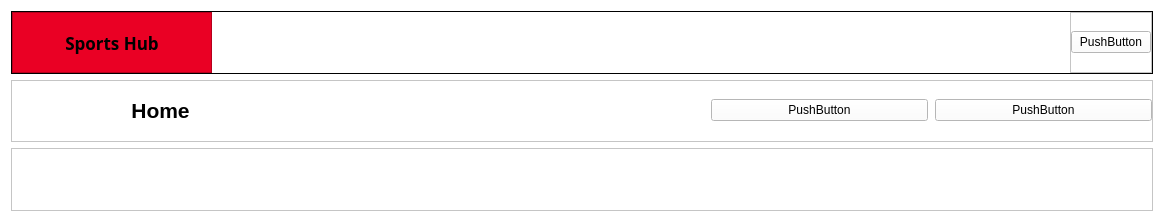
Above: client/screens/widgets/header/header.ui from kleroop/TechCourse_2022_12 before the change. Below: the same form after it.
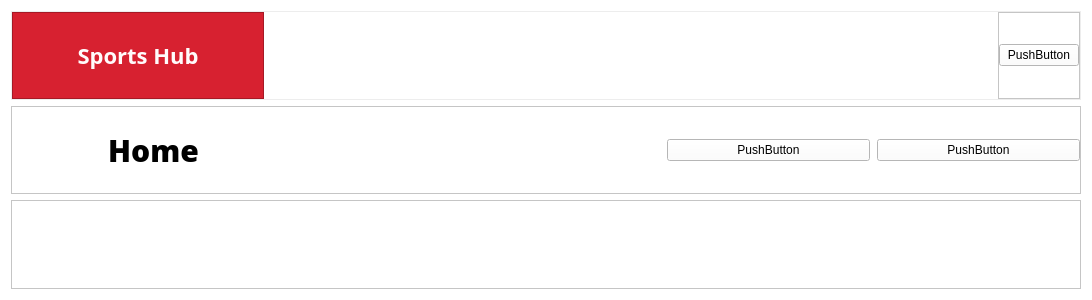
That is the form after the change. Icons and pictures are not drawn.

Patch:
```diff
--- a/client/screens/widgets/header/header.ui
+++ b/client/screens/widgets/header/header.ui
@@ -6,8 +6,8 @@
    <rect>
     <x>0</x>
     <y>0</y>
-    <width>1164</width>
-    <height>222</height>
+    <width>1092</width>
+    <height>300</height>
    </rect>
   </property>
   <property name="windowTitle">
@@ -21,7 +21,7 @@
     <widget class="QFrame" name="frame_4">
      <property name="styleSheet">
       <string notr="true">#frame_4{
-       border: 1px solid black;
+       border: 1px solid #EDEDED;
        }</string>
      </property>
      <property name="frameShape">
@@ -52,12 +52,12 @@
          <widget class="QFrame" name="frame_2">
           <property name="minimumSize">
            <size>
-            <width>200</width>
-            <height>0</height>
+            <width>252</width>
+            <height>83</height>
            </size>
           </property>
           <property name="styleSheet">
-           <string notr="true">background-color: rgba(234,0,36,255);</string>
+           <string notr="true">background: #D72130;</string>
           </property>
           <property name="frameShape">
            <enum>QFrame::StyledPanel</enum>
@@ -71,14 +71,21 @@
              <property name="font">
               <font>
                <family>Open Sans</family>
-               <pointsize>13</pointsize>
+               <pointsize>-1</pointsize>
                <weight>75</weight>
                <italic>false</italic>
                <bold>true</bold>
-               <underline>false</underline>
-               <kerning>true</kerning>
               </font>
              </property>
+             <property name="styleSheet">
+              <string notr="true">font-family: 'Open Sans';
+               font-style: normal;
+               font-weight: 600;
+               font-size: 22px;
+               line-height: 28px;
+               color: #FFFBFB;
+              </string>
+             </property>
              <property name="text">
               <string>Sports Hub</string>
              </property>
@@ -107,7 +114,7 @@
          <widget class="QFrame" name="frame">
           <property name="styleSheet">
            <string notr="true">#frame{
-            border-left: 1px solid black;
+            border-left: 1px solid #EDEDED;
             }</string>
           </property>
           <property name="frameShape">
@@ -165,12 +172,12 @@
      <property name="minimumSize">
       <size>
        <width>0</width>
-       <height>0</height>
+       <height>70</height>
       </size>
      </property>
      <property name="styleSheet">
       <string notr="true">#frame_3{
-       border-bottom: 1px solid black;
+       border-bottom: 1px solid #EDEDED;
        }</string>
      </property>
      <property name="frameShape">
@@ -217,11 +224,22 @@
          <widget class="QLabel" name="sectionName">
           <property name="font">
            <font>
-            <pointsize>16</pointsize>
-            <weight>75</weight>
+            <family>Open Sans</family>
+            <pointsize>-1</pointsize>
+            <weight>87</weight>
+            <italic>false</italic>
             <bold>true</bold>
            </font>
           </property>
+          <property name="styleSheet">
+           <string notr="true">font-family: 'Open Sans';
+            font-style: normal;
+            font-weight: 700;
+            font-size: 30px;
+            line-height: 41px;
+            text-transform: capitalize;
+            color: #000000;</string>
+          </property>
           <property name="text">
            <string>Home</string>
           </property>
```
Left out of the diff: 4 changed lines with no effect on the pictures.
